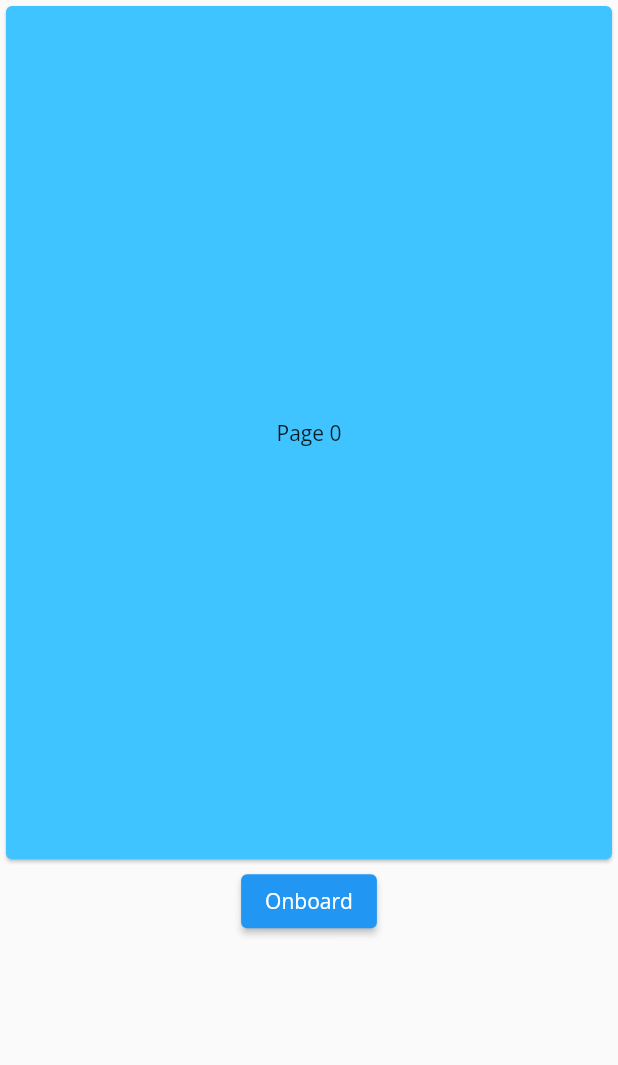
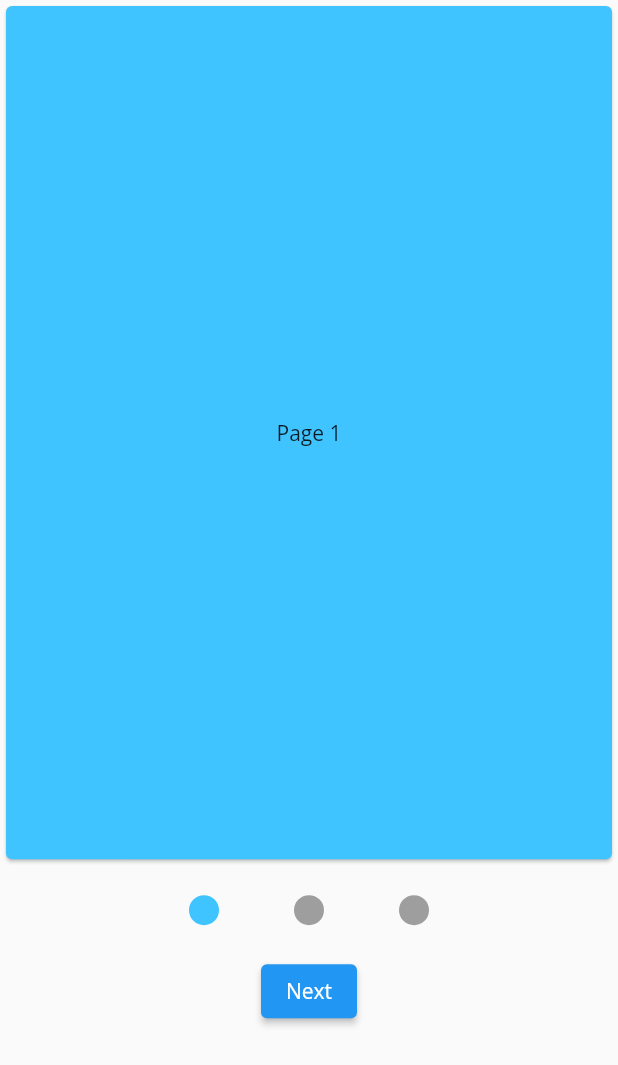
Before and after one commit to dnewmanAU/weather-flutter-app, a Flutter app: the screen it shows after launch, on a phone screen of 412 x 824 dp. Shown: the top 1065 px of the screen. Run offline on Flutter 3.47's test engine with Material 2 defaults, Android fonts, the phone set to English and light mode, and no system bars; drawn by our look-alikes of carousel_slider; our stand-ins replace shared_preferences.

Commit message:
complete onboarding framework, add licenses page, fixed empty locations bug

```diff
--- a/lib/routes/location.dart
+++ b/lib/routes/location.dart
@@ -38,8 +38,8 @@ class _LocationState extends State<Location> {
   void _addLocation(String type, String location) async {
     final prefs = await SharedPreferences.getInstance();
     var locations = prefs.getStringList(type) ?? <String>[];
-    // unique locations only
-    if (!locations.contains(location)) {
+    // unique locations only and ignore empty locations
+    if (!locations.contains(location) && location != '') {
       locations.add(location);
     }
     await prefs.setStringList(type, locations);
--- a/lib/routes/onboarding.dart
+++ b/lib/routes/onboarding.dart
@@ -11,6 +11,7 @@ class Onboarding extends StatefulWidget {
 }
 
 class _OnboardingState extends State<Onboarding> {
+  CarouselController buttonCarouselController = CarouselController();
   late SharedPreferences prefs;
 
   var _currentIndex = 0;
@@ -27,38 +28,59 @@ class _OnboardingState extends State<Onboarding> {
         body: Column(
           children: <Widget>[
             CarouselSlider(
+              carouselController: buttonCarouselController,
               options: CarouselOptions(
                   height: MediaQuery.of(context).size.height * 0.7,
                   viewportFraction: 1.0,
+                  enableInfiniteScroll: false,
+                  scrollPhysics: const BouncingScrollPhysics(),
                   onPageChanged: (index, _) {
                     setState(() {
                       _currentIndex = index;
                     });
                   }),
-              items: [
-                Card(
+              items: [const Page1(), const Page2(), const Page3()]
+                  .map((page) => Card(
                         color: Colors.lightBlueAccent,
-                  child: Page1(index: _currentIndex),
+                        child: page,
+                      ))
+                  .toList(),
             ),
-                Card(
-                  color: Colors.lightBlueAccent,
-                  child: Page2(index: _currentIndex),
+            Row(
+                mainAxisAlignment: MainAxisAlignment.center,
+                children: [0, 1, 2]
+                    .map((index) => InkWell(
+                          onTap: () {
+                            _currentIndex = index;
+                            buttonCarouselController.animateToPage(
+                              index,
+                              duration: const Duration(milliseconds: 400),
+                              curve: Curves.linear,
+                            );
+                          },
+                          child: Indicator(
+                            rowIndex: index,
+                            currentIndex: _currentIndex,
                           ),
-                Card(
-                  color: Colors.lightBlueAccent,
-                  child: Page3(index: _currentIndex),
-                ),
-              ],
-            ),
+                        ))
+                    .toList()),
             ElevatedButton(
                 onPressed: () {
+                  if (_currentIndex == 2) {
                     setOnboarded();
                     Navigator.pushReplacement(
                       context,
-                    MaterialPageRoute(builder: (context) => const Location()),
+                      MaterialPageRoute(
+                          builder: (context) => const Location()),
                     );
+                  } else {
+                    buttonCarouselController.nextPage(
+                      duration: const Duration(milliseconds: 400),
+                      curve: Curves.linear,
+                    );
+                  }
                 },
-                child: const Text('Onboard')),
+                child: Text(_currentIndex == 2 ? 'Go' : 'Next')),
           ],
         ),
       ),
@@ -67,40 +89,56 @@ class _OnboardingState extends State<Onboarding> {
 }
 
 class Page1 extends StatelessWidget {
-  const Page1({Key? key, required this.index}) : super(key: key);
-
-  final int index;
+  const Page1({Key? key}) : super(key: key);
 
   @override
   Widget build(BuildContext context) {
-    return Center(
-      child: Text('Page $index'),
+    return const Center(
+      child: Text('Page 1'),
     );
   }
 }
 
 class Page2 extends StatelessWidget {
-  const Page2({Key? key, required this.index}) : super(key: key);
-
-  final int index;
+  const Page2({Key? key}) : super(key: key);
 
   @override
   Widget build(BuildContext context) {
-    return Center(
-      child: Text('Page $index'),
+    return const Center(
+      child: Text('Page 2'),
     );
   }
 }
 
 class Page3 extends StatelessWidget {
-  const Page3({Key? key, required this.index}) : super(key: key);
-
-  final int index;
+  const Page3({Key? key}) : super(key: key);
 
   @override
   Widget build(BuildContext context) {
-    return Center(
-      child: Text('Page $index'),
+    return const Center(
+      child: Text('Page 3'),
     );
   }
 }
+
+class Indicator extends StatelessWidget {
+  const Indicator(
+      {Key? key, required this.rowIndex, required this.currentIndex})
+      : super(key: key);
+
+  final int rowIndex;
+  final int currentIndex;
+
+  @override
+  Widget build(BuildContext context) {
+    return Container(
+      margin: const EdgeInsets.symmetric(vertical: 20, horizontal: 25),
+      width: 20.0,
+      height: 20.0,
+      decoration: BoxDecoration(
+        shape: BoxShape.circle,
+        color: rowIndex == currentIndex ? Colors.lightBlueAccent : Colors.grey,
+      ),
+    );
+  }
+}
```
Also changed, not shown: lib/routes/about.dart (deleted, +0 -21 lines), lib/routes/home.dart (+6 -5 lines), lib/routes/settings.dart (+7 -4 lines). Lines whose indentation alone changed are shown as unchanged.
